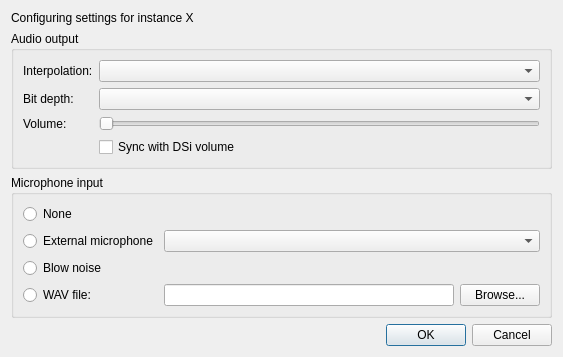
First picture: the form in src/frontend/qt_sdl/AudioSettingsDialog.ui, repository melonDS-emu/melonDS, before the edit.
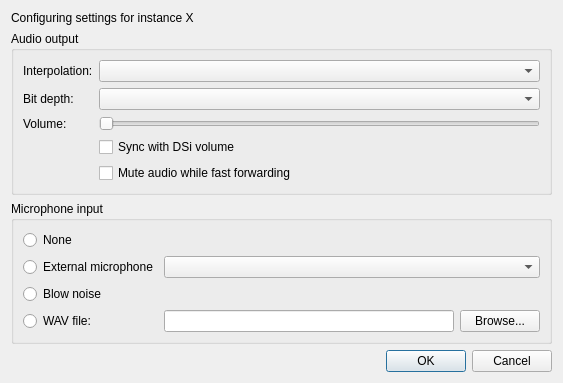
Second picture: the form after the edit. Custom widgets are drawn as their Qt base class.

Commit message: Expose fast-forward mute option in audio settings

The edit to the form file:
```diff
--- a/src/frontend/qt_sdl/AudioSettingsDialog.ui
+++ b/src/frontend/qt_sdl/AudioSettingsDialog.ui
@@ -7,7 +7,7 @@
     <x>0</x>
     <y>0</y>
     <width>482</width>
-    <height>301</height>
+    <height>321</height>
    </rect>
   </property>
   <property name="sizePolicy">
@@ -69,6 +69,16 @@
          </property>
         </widget>
       </item>
+      <item row="4" column="1">
+       <widget class="QCheckBox" name="cbMuteFastForward">
+        <property name="whatsThis">
+         <string>&lt;html&gt;&lt;head/&gt;&lt;body&gt;&lt;p&gt;Mutes audio output while fast-forward is active.&lt;/p&gt;&lt;/body&gt;&lt;/html&gt;</string>
+        </property>
+        <property name="text">
+         <string>Mute audio while fast forwarding</string>
+        </property>
+       </widget>
+      </item>
       <item row="0" column="0">
        <widget class="QLabel" name="label_2">
         <property name="text">
```
Left out of the diff: 1 changed line with no effect on the pictures. Lines whose indentation alone changed are shown as unchanged. The commit also changes 3 other files.
